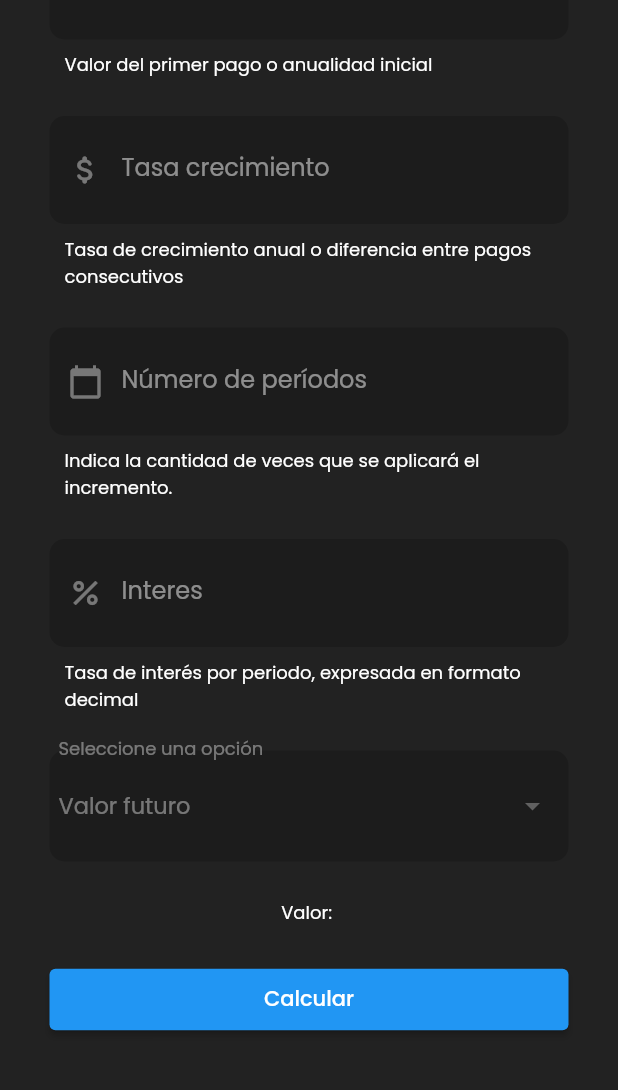
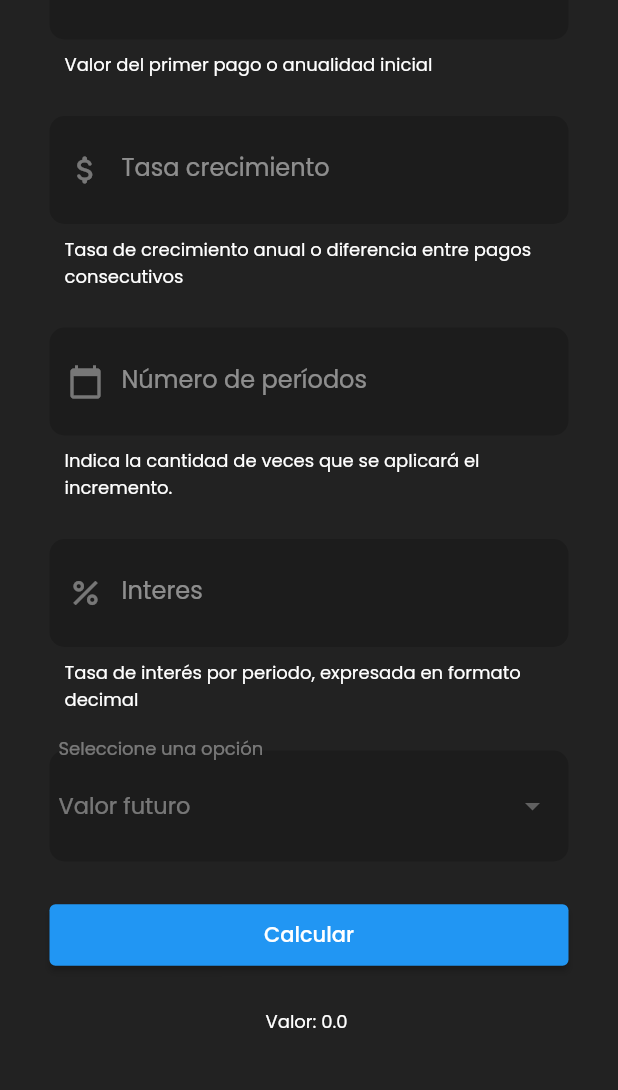
Before and after one commit to Ricarsur/Calculadora_IE, a Flutter app: the GradienteAritmetico screen opened directly, after a tap on "Calcular", on a phone screen of 412 x 824 dp, the part 121-1211 px from its top. Run offline on Flutter 3.47's test engine with Material 2 defaults, Android fonts, the phone set to English and light mode, and no system bars; our stand-ins replace google_fonts, syncfusion_flutter_datepicker.

Commit message:
aritmetico

```diff
--- /dev/null
+++ b/calculadora/lib/controller/gradiente/aritmetico.dart
@@ -0,0 +1,9 @@
+class ResultadoController {
+  double _resultado = 0;
+
+  double get resultado => _resultado;
+
+  void actualizarResultado(double nuevoResultado) {
+    _resultado = nuevoResultado;
+  }
+}
--- a/calculadora/lib/interface/pages/gradiente/gradiente.dart
+++ /dev/null
@@ -1,4 +0,0 @@
-export 'package:calculadora/constants/color.dart';
-export 'package:calculadora/interface/pages/compuesto/compuesto.dart';
-export 'package:flutter/material.dart';
-export 'package:google_fonts/google_fonts.dart';
--- a/calculadora/lib/interface/pages/gradiente/home_gradientes.dart
+++ b/calculadora/lib/interface/pages/gradiente/home_gradientes.dart
@@ -1,4 +1,4 @@
-import 'gradiente.dart';
+import 'pages/pages.dart';
 import 'pages/gradiente_aritmetico.dart';
 
 class HomeGradiente extends StatelessWidget {
--- a/calculadora/lib/interface/pages/gradiente/pages/gradiente_aritmetico.dart
+++ b/calculadora/lib/interface/pages/gradiente/pages/gradiente_aritmetico.dart
@@ -1,10 +1,16 @@
-import 'package:calculadora/models/gradiente/aritmetico.dart';
 
-import '../gradiente.dart';
 
-class GradienteAritmetico extends StatelessWidget {
+import 'pages.dart';
+
+class GradienteAritmetico extends StatefulWidget {
   const GradienteAritmetico({super.key});
 
+  @override
+  State<GradienteAritmetico> createState() => _GradienteAritmeticoState();
+}
+
+class _GradienteAritmeticoState extends State<GradienteAritmetico> {
+  final resultadoController = ResultadoController();
   @override
   Widget build(BuildContext context) {
     final interesController = TextEditingController();
@@ -32,18 +38,12 @@ class GradienteAritmetico extends StatelessWidget {
                 const SizedBox(height: 25),
                 DrowdownBox(gradient: gradient),
                 const SizedBox(height: 25),
-                Text('Valor: ',
-                    style: GoogleFonts.poppins(
-                        color: AppColor.white, fontSize: 12)),
-                const SizedBox(
-                  height: 25,
-                ),
                 Button(
                   calculo: () {
                     final monto = double.parse(montoController.text);
                     final tasaCrecimiento =
                         double.parse(tasaCrecimientoController.text);
-                    final interes = double.parse(interesController.text)/100;
+                    final interes = double.parse(interesController.text) / 100;
                     final numeroPeriodo =
                         int.parse(numeroPeriodoController.text);
                     resultado = GradienteGeometrico.calcularValorPresente(
@@ -53,9 +53,14 @@ class GradienteAritmetico extends StatelessWidget {
                       n: numeroPeriodo,
                       positivo: true,
                     );
-                    print(resultado);
+                    resultadoController.actualizarResultado(resultado);
+                    setState(() {});
                   },
                 ),
+                const SizedBox(
+                  height: 25,
+                ),
+                ResultLabel(resultadoController: resultadoController),
                 const SizedBox(
                   height: 25,
                 ),
@@ -67,120 +72,3 @@ class GradienteAritmetico extends StatelessWidget {
     );
   }
 }
-
-class DrowdownBox extends StatelessWidget {
-  const DrowdownBox({
-    super.key,
-    required this.gradient,
-  });
-
-  final List<String> gradient;
-
-  @override
-  Widget build(BuildContext context) {
-    var inputBorde = OutlineInputBorder(
-        borderRadius: BorderRadius.circular(10), borderSide: BorderSide.none);
-    var inputDecoration = InputDecoration(
-      contentPadding: const EdgeInsets.symmetric(horizontal: 6, vertical: 25),
-      labelText: 'Seleccione una opción',
-      labelStyle: GoogleFonts.poppins(
-        color: Colors.white.withOpacity(0.4),
-      ),
-      border: inputBorde,
-      filled: true,
-      fillColor: AppColor.primary,
-    );
-    return DropdownButtonFormField(
-        value: gradient[0],
-        decoration: inputDecoration,
-        dropdownColor: AppColor.primary,
-        items: gradient.map((items) {
-          return DropdownMenuItem(
-            value: items,
-            child: Text(items,
-                style: GoogleFonts.poppins(
-                  color: Colors.white.withOpacity(0.4),
-                  fontSize: 15,
-                )),
-          );
-        }).toList(),
-        onChanged: (value) {});
-  }
-}
-
-class Button extends StatelessWidget {
-  const Button({super.key, required this.calculo});
-  final Function calculo;
-  @override
-  Widget build(BuildContext context) {
-    return ElevatedButton(
-        onPressed: () {
-          calculo();
-        },
-        child: Container(
-          width: double.infinity,
-          margin: const EdgeInsets.all(10.0),
-          child: Center(
-            child: Text('Calcular',
-                style: GoogleFonts.poppins(color: AppColor.white)),
-          ),
-        ));
-  }
-}
-
-class GroupInput extends StatelessWidget {
-  const GroupInput({
-    super.key,
-    required this.montoController,
-    required this.tasaCrecimientoController,
-    required this.interesController,
-    required this.numeroPeriodoController,
-  });
-
-  final TextEditingController montoController;
-  final TextEditingController tasaCrecimientoController;
-  final TextEditingController interesController;
-  final TextEditingController numeroPeriodoController;
-
-  @override
-  Widget build(BuildContext context) {
-    return Column(
-      children: [
-        InterestRateInput(
-          textfieldType: TextfieldType.number,
-          helperText: "Valor del primer pago o anualidad inicial",
-          labelText: "Monto inicial",
-          icon: Icons.attach_money_rounded,
-          controller: montoController,
-        ),
-        const SizedBox(height: 25),
-        InterestRateInput(
-          textfieldType: TextfieldType.number,
-          helperText:
-              "Tasa de crecimiento anual o diferencia entre pagos consecutivos",
-          labelText: "Tasa crecimiento",
-          icon: Icons.attach_money_rounded,
-          controller: tasaCrecimientoController,
-        ),
-        const SizedBox(height: 25),
-        InterestRateInput(
-          textfieldType: TextfieldType.number,
-          labelText: "Número de períodos",
-          helperText:
-              "Indica la cantidad de veces que se aplicará el incremento.",
-          icon: Icons.calendar_today,
-          controller: numeroPeriodoController,
-        ),
-        const SizedBox(height: 25),
-        InterestRateInput(
-          textfieldType: TextfieldType.number,
-          helperText:
-              "Tasa de interés por periodo, expresada en formato decimal",
-          labelText: "Interes",
-          icon: Icons.percent,
-          controller: interesController,
-        ),
-      ],
-    );
-  }
-}
--- /dev/null
+++ b/calculadora/lib/interface/pages/gradiente/pages/pages.dart
@@ -0,0 +1,10 @@
+export 'package:calculadora/constants/color.dart';
+export 'package:calculadora/interface/pages/compuesto/compuesto.dart';
+export 'package:flutter/material.dart';
+export 'package:google_fonts/google_fonts.dart';
+export 'package:calculadora/controller/gradiente/aritmetico.dart';
+export 'package:calculadora/interface/pages/gradiente/widgets/button.dart';
+export 'package:calculadora/interface/pages/gradiente/widgets/drowdown_box.dart';
+export 'package:calculadora/interface/pages/gradiente/widgets/group_input.dart';
+export 'package:calculadora/interface/pages/gradiente/widgets/label_result.dart';
+export 'package:calculadora/models/gradiente/aritmetico.dart';
--- /dev/null
+++ b/calculadora/lib/interface/pages/gradiente/widgets/button.dart
@@ -0,0 +1,22 @@
+import 'widgets.dart';
+
+class Button extends StatelessWidget {
+  const Button({super.key, required this.calculo});
+  final Function calculo;
+
+  @override
+  Widget build(BuildContext context) {
+    return ElevatedButton(
+        onPressed: () {
+          calculo();
+        },
+        child: Container(
+          width: double.infinity,
+          margin: const EdgeInsets.all(10.0),
+          child: Center(
+            child: Text('Calcular',
+                style: GoogleFonts.poppins(color: AppColor.white)),
+          ),
+        ));
+  }
+}
--- /dev/null
+++ b/calculadora/lib/interface/pages/gradiente/widgets/drowdown_box.dart
@@ -0,0 +1,41 @@
+import 'widgets.dart';
+
+class DrowdownBox extends StatelessWidget {
+  const DrowdownBox({
+    super.key,
+    required this.gradient,
+  });
+
+  final List<String> gradient;
+
+  @override
+  Widget build(BuildContext context) {
+    var inputBorde = OutlineInputBorder(
+        borderRadius: BorderRadius.circular(10), borderSide: BorderSide.none);
+    var inputDecoration = InputDecoration(
+      contentPadding: const EdgeInsets.symmetric(horizontal: 6, vertical: 25),
+      labelText: 'Seleccione una opción',
+      labelStyle: GoogleFonts.poppins(
+        color: Colors.white.withOpacity(0.4),
+      ),
+      border: inputBorde,
+      filled: true,
+      fillColor: AppColor.primary,
+    );
+    return DropdownButtonFormField(
+        value: gradient[0],
+        decoration: inputDecoration,
+        dropdownColor: AppColor.primary,
+        items: gradient.map((items) {
+          return DropdownMenuItem(
+            value: items,
+            child: Text(items,
+                style: GoogleFonts.poppins(
+                  color: Colors.white.withOpacity(0.4),
+                  fontSize: 15,
+                )),
+          );
+        }).toList(),
+        onChanged: (value) {});
+  }
+}
--- /dev/null
+++ b/calculadora/lib/interface/pages/gradiente/widgets/group_input.dart
@@ -0,0 +1,59 @@
+
+import 'widgets.dart';
+
+class GroupInput extends StatelessWidget {
+  const GroupInput({
+    super.key,
+    required this.montoController,
+    required this.tasaCrecimientoController,
+    required this.interesController,
+    required this.numeroPeriodoController,
+  });
+
+  final TextEditingController montoController;
+  final TextEditingController tasaCrecimientoController;
+  final TextEditingController interesController;
+  final TextEditingController numeroPeriodoController;
+
+  @override
+  Widget build(BuildContext context) {
+    return Column(
+      children: [
+        InterestRateInput(
+          textfieldType: TextfieldType.number,
+          helperText: "Valor del primer pago o anualidad inicial",
+          labelText: "Monto inicial",
+          icon: Icons.attach_money_rounded,
+          controller: montoController,
+        ),
+        const SizedBox(height: 25),
+        InterestRateInput(
+          textfieldType: TextfieldType.number,
+          helperText:
+              "Tasa de crecimiento anual o diferencia entre pagos consecutivos",
+          labelText: "Tasa crecimiento",
+          icon: Icons.attach_money_rounded,
+          controller: tasaCrecimientoController,
+        ),
+        const SizedBox(height: 25),
+        InterestRateInput(
+          textfieldType: TextfieldType.number,
+          labelText: "Número de períodos",
+          helperText:
+              "Indica la cantidad de veces que se aplicará el incremento.",
+          icon: Icons.calendar_today,
+          controller: numeroPeriodoController,
+        ),
+        const SizedBox(height: 25),
+        InterestRateInput(
+          textfieldType: TextfieldType.number,
+          helperText:
+              "Tasa de interés por periodo, expresada en formato decimal",
+          labelText: "Interes",
+          icon: Icons.percent,
+          controller: interesController,
+        ),
+      ],
+    );
+  }
+}
--- /dev/null
+++ b/calculadora/lib/interface/pages/gradiente/widgets/label_result.dart
@@ -0,0 +1,19 @@
+
+
+import 'widgets.dart';
+
+class ResultLabel extends StatelessWidget {
+  const ResultLabel({
+    super.key,
+    required this.resultadoController,
+  });
+
+  final ResultadoController resultadoController;
+
+  @override
+  Widget build(BuildContext context) {
+    return Text('Valor: ${resultadoController.resultado} ',
+        style: GoogleFonts.poppins(
+            color: AppColor.white, fontSize: 12));
+  }
+}
--- /dev/null
+++ b/calculadora/lib/interface/pages/gradiente/widgets/widgets.dart
@@ -0,0 +1,2 @@
+export 'package:calculadora/controller/gradiente/aritmetico.dart';
+export 'package:calculadora/interface/pages/gradiente/pages/pages.dart';
```
